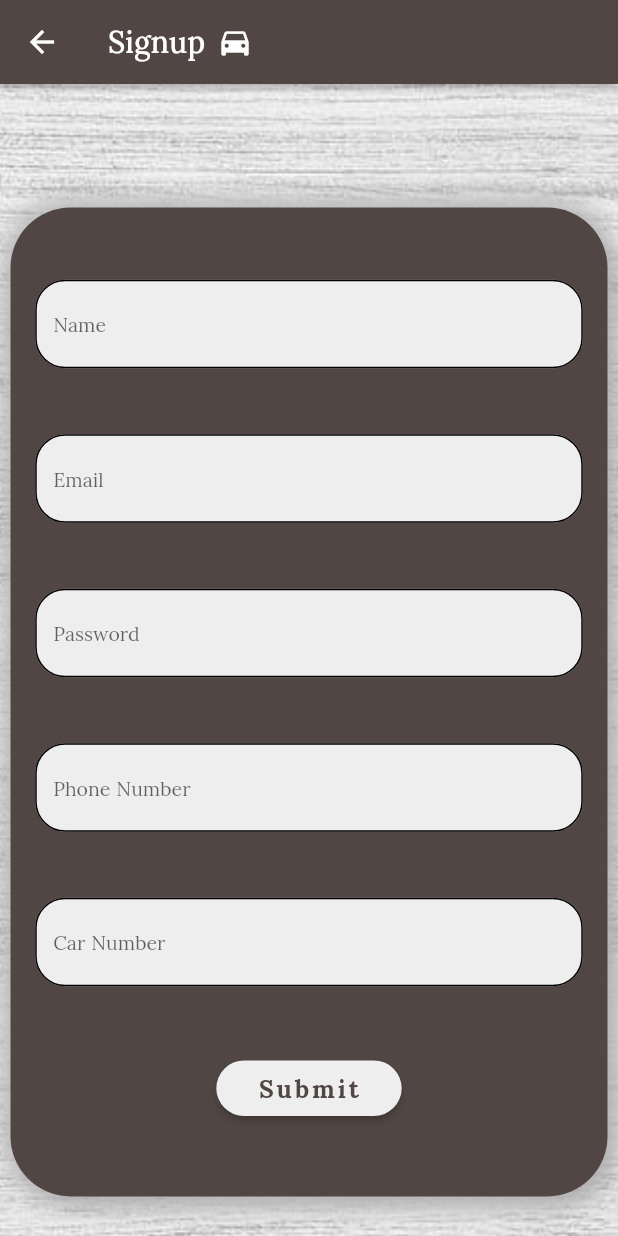
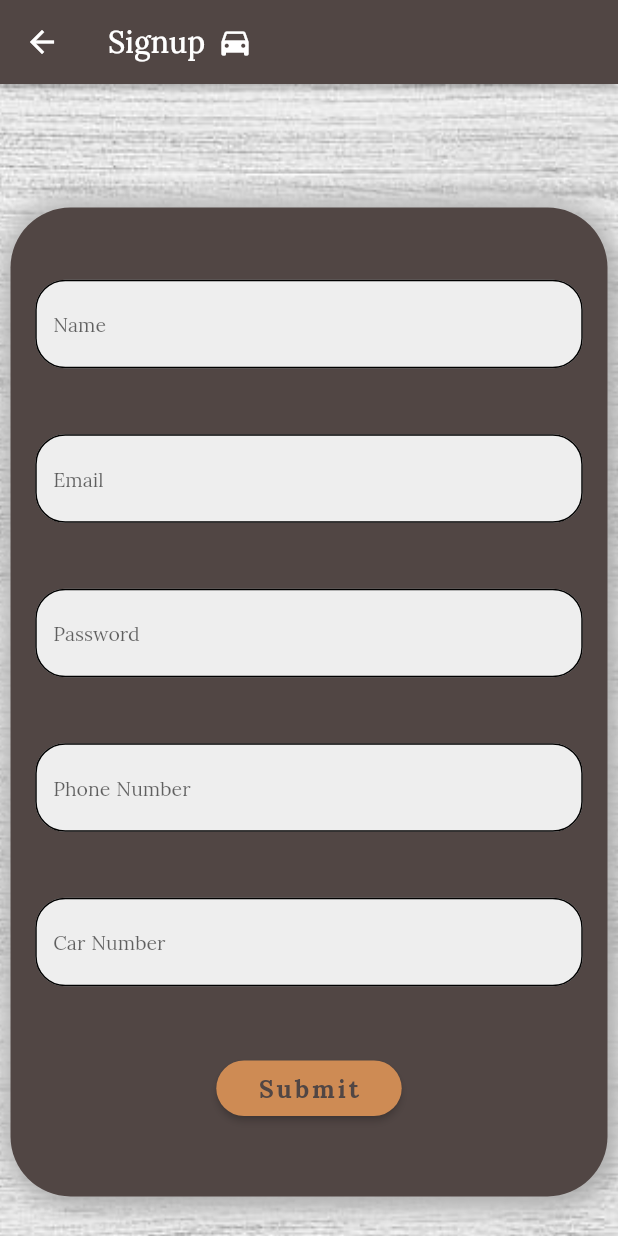
Before and after one commit to hamzakbarali/Inovalet, a Flutter app: the RegistrationScreen screen opened by its route, on a phone screen of 412 x 824 dp. Run offline on Flutter 3.47's test engine with Material 2 defaults, Android fonts, the phone set to English and light mode, and no system bars; our stand-ins replace animated_text_kit, google_fonts, shimmer_animation.

Commit message:
Added more styling to login, registration and contact us screen

```diff
--- a/lib/common_components/submit_btn.dart
+++ b/lib/common_components/submit_btn.dart
@@ -13,7 +13,7 @@ class SubmitBtn extends StatelessWidget {
       style: TextButton.styleFrom(
         elevation: 2,
         shadowColor: brownColor,
-        backgroundColor: Colors.grey.shade200,
+        backgroundColor: brownShade,
         shape: RoundedRectangleBorder(
           borderRadius: BorderRadius.circular(20),
         ),
--- a/lib/screens/contactus_screen/contactus_screen.dart
+++ b/lib/screens/contactus_screen/contactus_screen.dart
@@ -137,7 +137,7 @@ class ContacUsScreen extends StatelessWidget {
                         SizedBox(
                           width: 50,
                           child: Icon(
-                            Icons.add_road,
+                            Icons.map_outlined,
                             color: Colors.grey.shade200,
                           ),
                         ),
```
